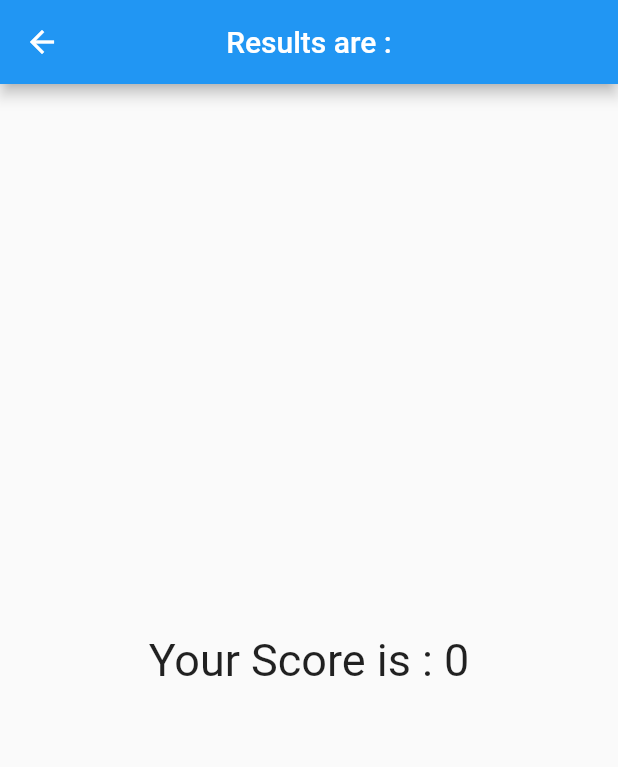
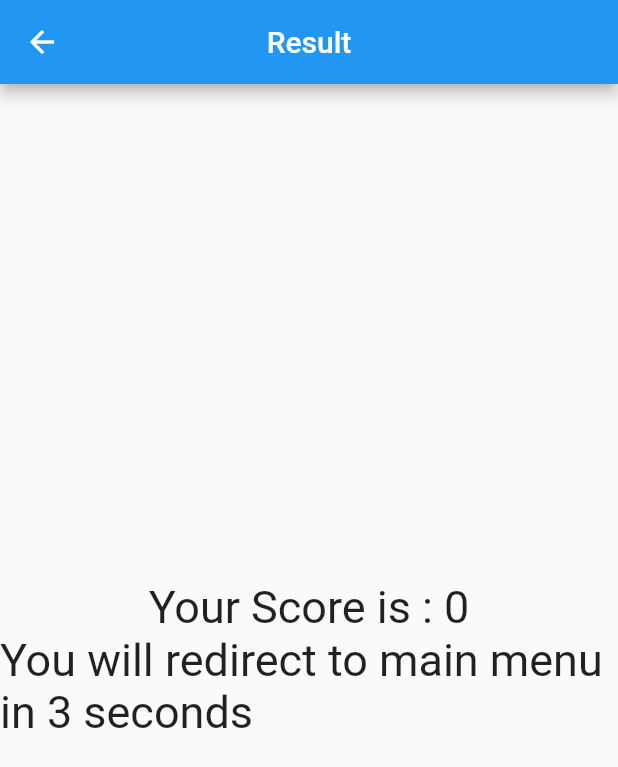
Before and after one commit to CodeXLearn3/AimBoosterFlutter, a Flutter app: the ResultPage screen opened directly, on a phone screen of 412 x 824 dp. Shown: the top 767 px of the screen. Run offline on Flutter 3.47's test engine with Material 2 defaults, Android fonts, the phone set to English and light mode, and no system bars; missing offline and left inert: dart:html.

Commit message:
Enhanced Game Quality

```diff
--- a/lib/aimbooster.dart
+++ b/lib/aimbooster.dart
@@ -139,9 +139,8 @@ class ListGenerator {
             top: tops.elementAt(i),
             child: ClipOval(
               child: Material(
-                color: Colors.lightBlue, // Button color
+                color: ballColor, // Button color
                 child: InkWell(
-                  splashColor: Colors.lightBlue,
                   // Splash color
                   onTapDown: (TapDownDetails e) {
                     tops[i] = Random()
--- a/lib/result.dart
+++ b/lib/result.dart
@@ -1,20 +1,57 @@
+import 'dart:async';
+
 import 'package:flutter/cupertino.dart';
 import 'package:flutter/material.dart';
 
-class ResultPage extends StatelessWidget {
+class ResultPage extends StatefulWidget {
   final int hits;
   final int misses;
+
 
   ResultPage({this.hits = 0, this.misses = 0});
 
   @override
+  _ResultPageState createState() => _ResultPageState();
+}
+
+class _ResultPageState extends State<ResultPage> {
+  int counter = 0;
+  bool create = true;
+  @override
   Widget build(BuildContext context) {
+    if(create) {
+      Timer.periodic(Duration(seconds: 1), (t) async {
+        setState(() {
+          print(t.tick);
+          counter = t.tick;
+        });
+        if (t.tick == 4) {
+          t.cancel();
+          Navigator.pop(context);
+        }
+      });
+      create = false;
+    }
     return Scaffold(
-        appBar: AppBar(
-          centerTitle: true,
-          title: Text('Results are :'),
+      appBar: AppBar(
+        centerTitle: true,
+        title: Text('Result'),
+      ),
+      body: Center(
+        child: Column(
+          mainAxisAlignment: MainAxisAlignment.center,
+          children: [
+            Text(
+              'Your Score is : ${widget.hits * 200 - widget.misses * 50}',
+              style: TextStyle(fontSize: 30),
+            ),
+            Text(
+              'You will redirect to main menu in ${4 - counter} seconds',
+              style: TextStyle(fontSize: 30),
+            ),
+          ],
         ),
-        body: Center(child: Text('Your Score is : ${hits*200 -  misses*50}', style: TextStyle(fontSize: 30),),),
+      ),
     );
   }
 }
```
